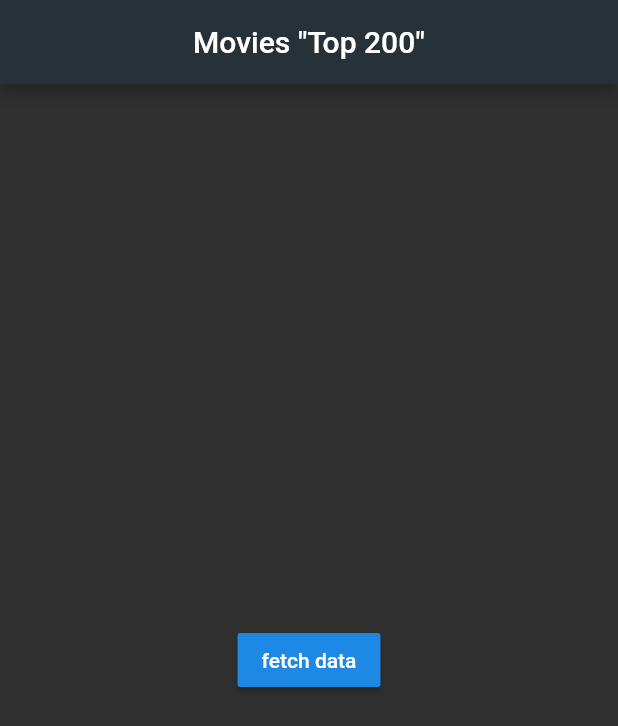
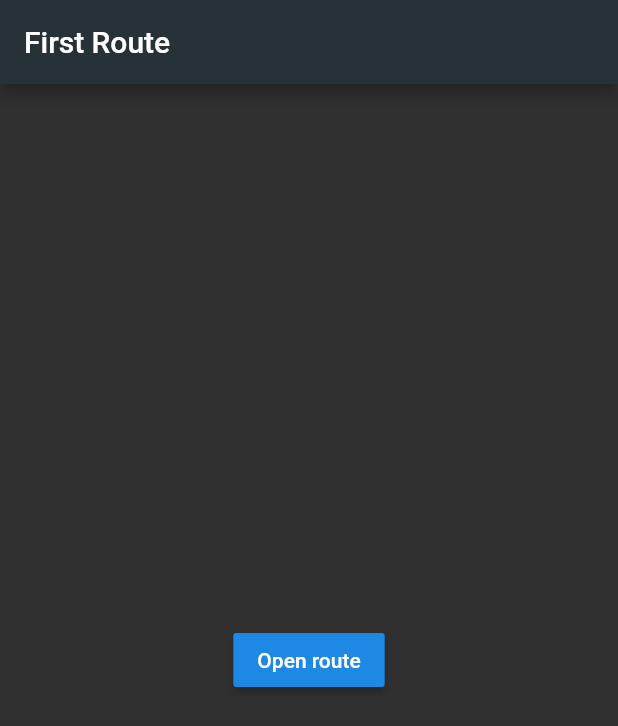
Before and after one commit to halilyaman/se380_termproject, a Flutter app: the screen it shows after launch, on a phone screen of 412 x 824 dp. Shown: the top 726 px of the screen. Run offline on Flutter 3.47's test engine with Material 2 defaults, Android fonts, the phone set to English and light mode, and no system bars.

Commit message:
navigation between screens

```diff
--- a/lib/main.dart
+++ b/lib/main.dart
@@ -1,6 +1,7 @@
 import 'package:flutter/material.dart';
-import 'package:se380_termproject/movie_card.dart';
-import 'package:se380_termproject/top_movie_list.dart' as list;
+import 'package:se380_termproject/top_movie_list.dart' as topMovies;
+import 'movie_details.dart' as movieDetails;
+import 'test.dart' as test;
 
 void main() => runApp(MyApp());
 
@@ -9,16 +10,12 @@ class MyApp extends StatelessWidget {
   Widget build(BuildContext context) {
     return MaterialApp(
       title: 'Flutter Demo',
-      home: Scaffold(
-        appBar: AppBar(
-          title: Center(
-            child: Text('Movies "Top 200"'),
-          )
-        ),
-        body: Center(
-          child: list.TopMovieList(),
-        ),
-      ),
+      initialRoute: '/',
+      routes: {
+        '/': (context) => test.FirstRoute(),
+        '/top_movie_list': (context) => topMovies.TopMovieList(),
+        '/movie_details': (context) => movieDetails.MovieDetails()
+      },
       theme: ThemeData(
         brightness: Brightness.dark,
         primaryColor: Colors.blueGrey[900],
--- a/lib/movie_card.dart
+++ b/lib/movie_card.dart
@@ -17,6 +17,10 @@ class MovieCard extends StatefulWidget {
 }
 
 class _MovieCardState extends State<MovieCard>{
+
+  onPressed() {
+      Navigator.pushNamed(context, '/');
+  }
 
   @override
   Widget build(BuildContext context) {
@@ -80,7 +84,7 @@ class _MovieCardState extends State<MovieCard>{
                               ),
                             ),
                           ),
-                          onTap: ()=>print('test1'), // TODO: navigate movie details page
+                          onTap: onPressed,
                         ),
                       ),
                     ],
--- /dev/null
+++ b/lib/test.dart
@@ -0,0 +1,20 @@
+import 'package:flutter/material.dart';
+
+class FirstRoute extends StatelessWidget {
+  @override
+  Widget build(BuildContext context) {
+    return Scaffold(
+      appBar: AppBar(
+        title: Text('First Route'),
+      ),
+      body: Center(
+        child: RaisedButton(
+          child: Text('Open route'),
+          onPressed: () {
+            Navigator.pushNamed(context, '/top_movie_list');
+          },
+        ),
+      ),
+    );
+  }
+}
```
Also changed, not shown: lib/movie_details.dart (added, +17 -0 lines), lib/top_movie_list.dart (+26 -15 lines).
